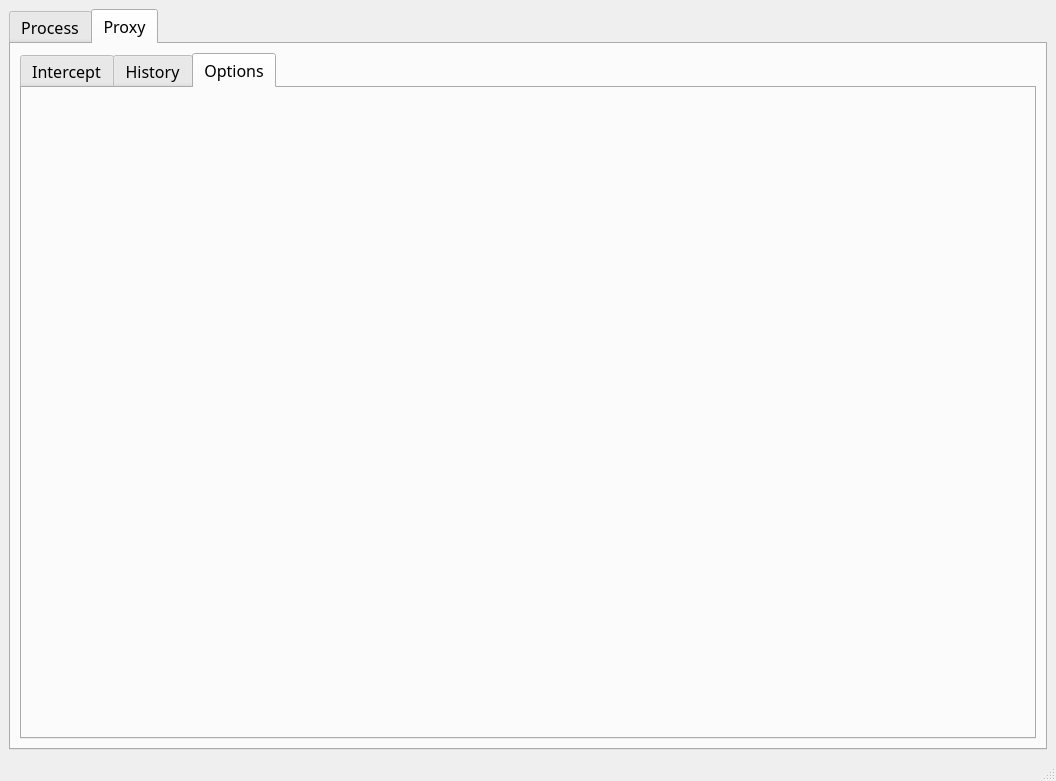
The window that Cataclysm_Version/friTCP/main_window.ui (Normaltic1018/friTCP) describes before a commit, drawn with Qt 5.
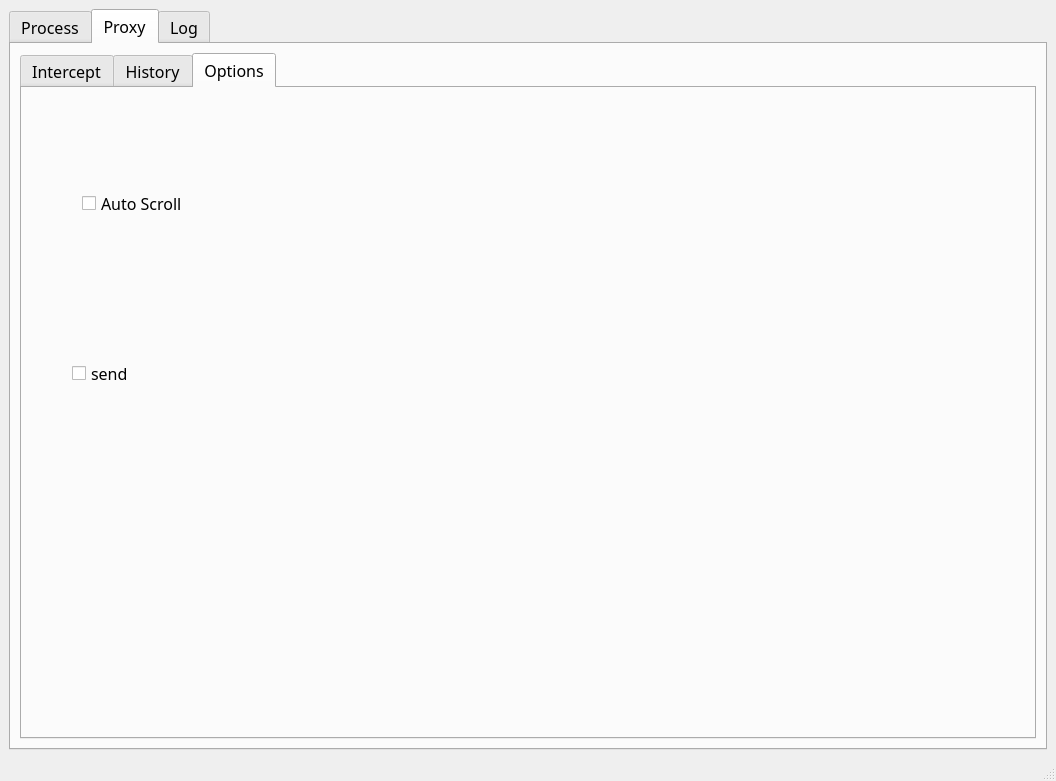
The same window after the commit. The open tabs and pages were chosen to show the change. Icons and pictures are not drawn.

Diff of the .ui file:
```diff
--- a/Cataclysm_Version/friTCP/main_window.ui
+++ b/Cataclysm_Version/friTCP/main_window.ui
@@ -1846,11 +1846,47 @@
            <attribute name="title">
             <string>Options</string>
            </attribute>
+           <widget class="QCheckBox" name="checkBox">
+            <property name="geometry">
+             <rect>
+              <x>60</x>
+              <y>80</y>
+              <width>181</width>
+              <height>71</height>
+             </rect>
+            </property>
+            <property name="text">
+             <string>Auto Scroll</string>
+            </property>
+           </widget>
+           <widget class="QCheckBox" name="checkBox_2">
+            <property name="geometry">
+             <rect>
+              <x>50</x>
+              <y>260</y>
+              <width>191</width>
+              <height>51</height>
+             </rect>
+            </property>
+            <property name="text">
+             <string>send</string>
+            </property>
+           </widget>
           </widget>
          </widget>
         </item>
        </layout>
       </widget>
+      <widget class="QWidget" name="tab_5">
+       <attribute name="title">
+        <string>Log</string>
+       </attribute>
+       <layout class="QGridLayout" name="gridLayout_6">
+        <item row="0" column="0">
+         <widget class="QTextBrowser" name="textBrowser"/>
+        </item>
+       </layout>
+      </widget>
      </widget>
     </item>
    </layout>
```
Left out of the diff: 59 changed lines with no effect on the pictures.
